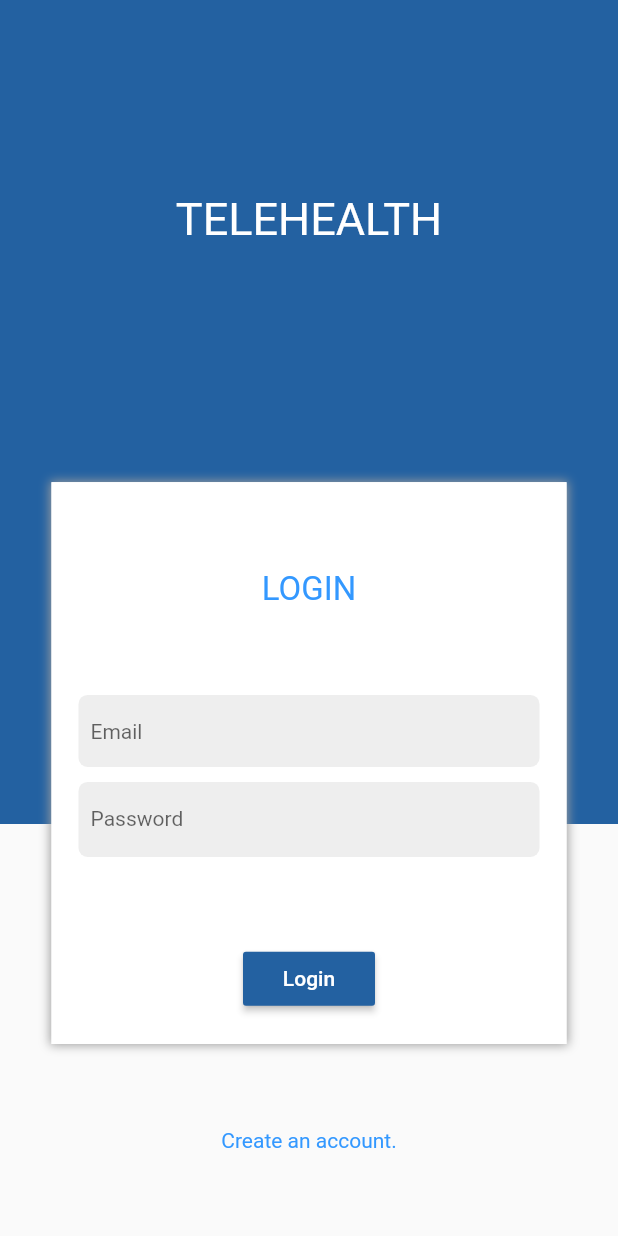
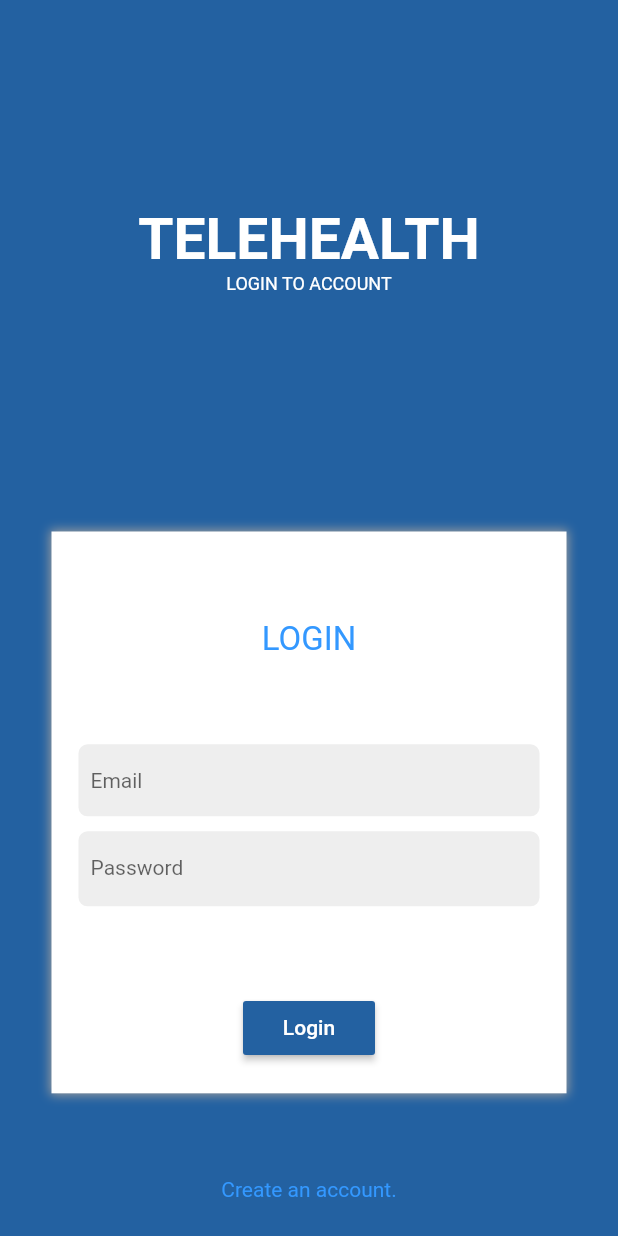
Before and after one commit to suyashl13/telehealth_client, a Flutter app: the screen it shows after launch, on a phone screen of 412 x 824 dp. Run offline on Flutter 3.47's test engine with Material 2 defaults, Android fonts, the phone set to English and light mode, and no system bars; our stand-ins replace flutter_custom_clippers, image_picker, shared_preferences; missing offline and left inert: razorpay_flutter.

Commit message:
fixed edit profile bug

```diff
--- a/lib/main.dart
+++ b/lib/main.dart
@@ -9,7 +9,6 @@ import 'package:telehealth_client/contexts/Treatments.dart';
 import 'package:telehealth_client/screens/appointment/NewAppointmentScreen.dart';
 import 'package:telehealth_client/screens/appointment/SlotBookingHelper.dart';
 import 'package:telehealth_client/screens/history_page/AllAppointments.dart';
-import 'package:telehealth_client/screens/payments/PaymentInfoScreen.dart';
 import 'package:telehealth_client/screens/treatments/TreatmentPage.dart';
 import 'package:telehealth_client/screens/wrapper.dart';
 
--- a/lib/screens/authentication/LoginPage.dart
+++ b/lib/screens/authentication/LoginPage.dart
@@ -16,39 +16,38 @@ class _LoginPageState extends State<LoginPage> {
   @override
   Widget build(BuildContext context) {
     return Scaffold(
-      body: Stack(
-        children: [
-          Column(
-            mainAxisAlignment: MainAxisAlignment.start,
+        backgroundColor: Color.fromRGBO(35, 97, 161, 1),
+        body: SingleChildScrollView(
+          child: Column(
+            mainAxisAlignment: MainAxisAlignment.center,
             crossAxisAlignment: CrossAxisAlignment.center,
             children: [
-              Container(
-                height: MediaQuery.of(context).size.height / 1.5,
-                color: Color.fromRGBO(35, 97, 161, 1),
+              SizedBox(
+                height: MediaQuery.of(context).size.height / 6,
+              ),
+              Padding(
+                padding: const EdgeInsets.only(bottom: 158.0),
                 child: Column(
-                  crossAxisAlignment: CrossAxisAlignment.center,
-                  mainAxisAlignment: MainAxisAlignment.spaceAround,
                   children: [
-                    Center(
-                        child: Text(
-                      "TELEHEALTH",
-                      style: TextStyle(color: Colors.white, fontSize: 30),
-                    )),
-                    SizedBox()
+                    Text(
+                      "TeleHealth".toUpperCase(),
+                      style: TextStyle(
+                          color: Colors.white,
+                          fontSize: 38,
+                          fontWeight: FontWeight.bold),
+                    ),
+                    Text(
+                      "Login to account".toUpperCase(),
+                      style: TextStyle(color: Colors.white, fontSize: 12),
+                    ),
                   ],
                 ),
-              )
-            ],
-          ),
-          Column(
-            mainAxisAlignment: MainAxisAlignment.end,
-            crossAxisAlignment: CrossAxisAlignment.center,
-            children: [
+              ),
               Center(
                 child: Container(
                   height: MediaQuery.of(context).size.height / 2.2,
                   width: MediaQuery.of(context).size.width / 1.2,
-                  decoration: BoxDecoration(color: Colors.white, boxShadow: [
+                  decoration: BoxDecoration(boxShadow: [
                     BoxShadow(
                       color: Colors.grey,
                       blurRadius: 5.0,
@@ -198,9 +197,7 @@ class _LoginPageState extends State<LoginPage> {
                 ),
               )
             ],
-          )
-        ],
-      ),
-    );
+          ),
+        ));
   }
 }
--- a/lib/screens/settings/EditProfile.dart
+++ b/lib/screens/settings/EditProfile.dart
@@ -24,6 +24,7 @@ class _EditProfileState extends State<EditProfile> {
   SharedPreferences _preferences;
   TextEditingController _phoneController, _emailController;
   var file;
+  bool profileChanged = false;
 
   @override
   void initState() {
@@ -55,6 +56,7 @@ class _EditProfileState extends State<EditProfile> {
       setState(() {
         userDetails['profile_photo'] = tfile.path;
         file = tfile;
+        profileChanged = true;
       });
     } catch (e) {
       ScaffoldMessenger.of(context).showSnackBar(SnackBar(
@@ -245,6 +247,9 @@ class _EditProfileState extends State<EditProfile> {
                                       if (userDetails['password'] == '') {
                                         userDetails['password'] = null;
                                       }
+                                      if (!profileChanged) {
+                                        userDetails['profile_photo'] = null;
+                                      }
                                       await AuthHelper()
                                           .editProfile(userDetails,
                                               // ignore: missing_return
```
Also changed, not shown: 1 other file.
